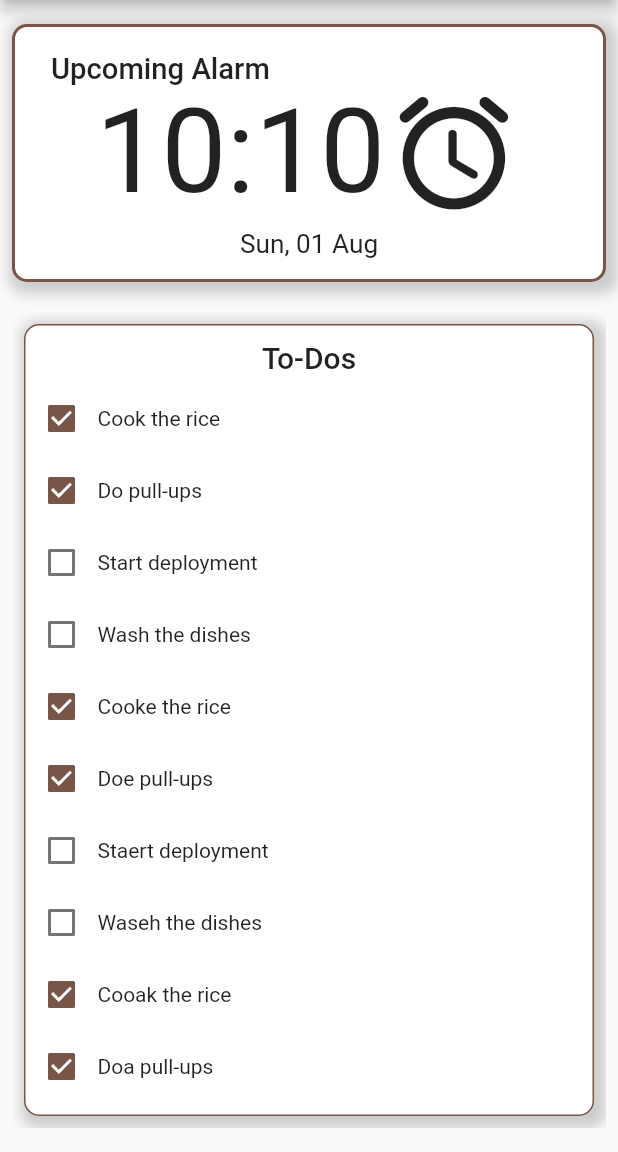
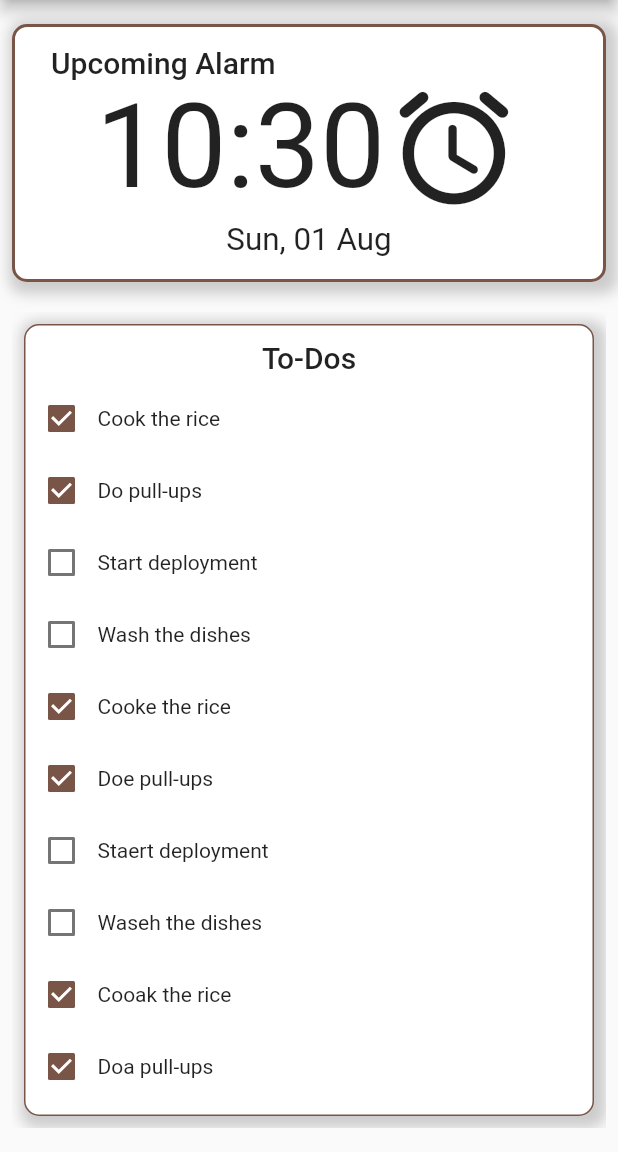
Before and after one commit to arnoldd98/keeo_app, a Flutter app: the screen it shows after launch, on a phone screen of 412 x 824 dp, the part 84-1236 px from its top. Run offline on Flutter 3.47's test engine with Material 2 defaults, Android fonts, the phone set to English and light mode, and no system bars; our stand-ins replace charts_flutter.

Commit message:
Added change alarm clock time functionality

```diff
--- a/lib/Alarm/AlarmClock.dart
+++ b/lib/Alarm/AlarmClock.dart
@@ -1,4 +1,5 @@
 import 'package:flutter/material.dart';
+import 'package:keeo_app/KeeoTheme.dart';
 
 class AlarmClock extends StatefulWidget {
   const AlarmClock({Key? key}) : super(key: key);
--- a/lib/Alarm/EditAlarmPage.dart
+++ b/lib/Alarm/EditAlarmPage.dart
@@ -0,0 +1,36 @@
+import 'package:flutter/material.dart';
+import 'package:keeo_app/KeeoTheme.dart';
+
+class EditAlarmPage extends StatefulWidget {
+  const EditAlarmPage({Key? key}) : super(key: key);
+
+  @override
+  _EditAlarmPageState createState() => _EditAlarmPageState();
+}
+
+class _EditAlarmPageState extends State<EditAlarmPage> {
+  @override
+  Widget build(BuildContext context) {
+    return Scaffold(appBar: KeeoTheme.keeoAppBar(),
+    body: Center(
+      child: Container(
+        padding: const EdgeInsets.symmetric(vertical: 16, horizontal: 8),
+        child: Column(
+          children: [
+            Hero(
+              tag: KeeoTheme.ALARM_CLOCK_ICON_HERO_TAG,
+              child: FittedBox(
+                fit: BoxFit.fitHeight,
+                child: Icon(
+                  Icons.access_alarm_rounded,
+                  size: 150,
+                ),
+              ),
+            ),
+
+          ],
+        ),
+      ),
+    ),);
+  }
+}
--- /dev/null
+++ b/lib/Alarm/UpcomingAlarmsCard.dart
@@ -0,0 +1,168 @@
+import 'package:flutter/material.dart';
+import 'package:keeo_app/KeeoTheme.dart';
+
+class UpcomingAlarmsCard extends StatefulWidget {
+  DateTime alarmDateTime;
+
+  UpcomingAlarmsCard({required this.alarmDateTime});
+
+  @override
+  _UpcomingAlarmsCardState createState() => _UpcomingAlarmsCardState();
+}
+
+class _UpcomingAlarmsCardState extends State<UpcomingAlarmsCard> {
+  @override
+  Widget build(BuildContext context) {
+    const List<String> _months = [
+      'month0',
+      'Jan',
+      'Feb',
+      'Mar',
+      'Apr',
+      'May',
+      'Jun',
+      'Jul',
+      'Aug',
+      'Sep',
+      'Oct',
+      'Nov',
+      'Dec'
+    ];
+
+    const List<String> _days = [
+      'day0',
+      'Mon',
+      'Tues',
+      'Wed',
+      'Thurs',
+      'Fri',
+      'Sat',
+      'Sun'
+    ];
+
+    BoxDecoration borderDecoration = BoxDecoration(
+        color: Colors.white,
+        border: Border.all(color: Theme.of(context).accentColor, width: 2),
+        borderRadius: BorderRadius.all(Radius.circular(10)),
+        boxShadow: [
+          BoxShadow(
+              color: Colors.grey.withOpacity(0.5),
+              spreadRadius: 5,
+              blurRadius: 7,
+              offset: Offset(3, 3))
+        ]);
+
+    return Container(
+        width: double.infinity,
+        decoration: borderDecoration,
+        child: LimitedBox(
+          maxHeight: MediaQuery.of(context).size.height * 0.225,
+          child: Padding(
+            padding: const EdgeInsets.all(8.0),
+            child: Column(
+              children: [
+                Flexible(
+                  flex: 1,
+                  child: Padding(
+                    padding: EdgeInsets.only(left: 16, top: 4, right: 0),
+                    child: Row(
+                      mainAxisAlignment: MainAxisAlignment.start,
+                      children: [
+                        FittedBox(
+                          fit: BoxFit.fitHeight,
+                          child: Text('Upcoming Alarm',
+                              style: Theme.of(context).textTheme.headline6),
+                        ),
+                      ],
+                    ),
+                  ),
+                ),
+                Flexible(
+                  flex: 3,
+                  child: InkWell(
+                      child: Row(
+                        mainAxisAlignment: MainAxisAlignment.center,
+                        children: [
+                          FittedBox(
+                            fit: BoxFit.fitHeight,
+                            child: Text(
+                              widget.alarmDateTime.hour.toString() +
+                                  ':' +
+                                  (widget.alarmDateTime.minute < 10
+                                      ? '0' +
+                                          widget.alarmDateTime.minute.toString()
+                                      : widget.alarmDateTime.minute.toString()),
+                              style: TextStyle(fontSize: 80),
+                            ),
+                          ),
+                          Hero(
+                            tag: KeeoTheme.ALARM_CLOCK_ICON_HERO_TAG,
+                            child: FittedBox(
+                              fit: BoxFit.fitHeight,
+                              child: Icon(
+                                Icons.access_alarm_rounded,
+                                size: 100,
+                              ),
+                            ),
+                          ),
+                        ],
+                      ),
+                      onTap: () {
+                        Future<TimeOfDay?> selectedTimeFuture = showTimePicker(
+                            context: context, initialTime: TimeOfDay.now());
+                        selectedTimeFuture.then((newTimeValue) {
+                          if (newTimeValue == null)
+                            return;
+                          else
+                            newTimeValue = newTimeValue;
+                          DateTime newAlarmTime =
+                              _handleSelectAlarmTime(newTimeValue);
+                          setState(() {
+                            widget.alarmDateTime = newAlarmTime;
+                          });
+                        });
+                      }),
+                ),
+                Flexible(
+                  flex: 1,
+                  child: Padding(
+                    padding: const EdgeInsets.symmetric(vertical: 3),
+                    child: FittedBox(
+                      fit: BoxFit.fitHeight,
+                      child: Text(
+                        _days[widget.alarmDateTime.weekday] +
+                            ', ' +
+                            (widget.alarmDateTime.day < 10
+                                ? '0' + widget.alarmDateTime.day.toString()
+                                : widget.alarmDateTime.day.toString()) +
+                            ' ' +
+                            _months[widget.alarmDateTime.month],
+                        style: Theme.of(context).textTheme.headline5,
+                      ),
+                    ),
+                  ),
+                )
+              ],
+            ),
+          ),
+        ));
+  }
+
+  DateTime _handleSelectAlarmTime(TimeOfDay newTimeValue) {
+    double doubleNewTime =
+        newTimeValue.hour.toDouble() + (newTimeValue.minute.toDouble() / 60);
+    double doubleNowTime = TimeOfDay.now().hour.toDouble() +
+        (TimeOfDay.now().minute.toDouble() / 60);
+    bool isAfterNow = doubleNewTime - doubleNowTime > 0;
+    DateTime currentDateTime = DateTime.now();
+
+    if (isAfterNow) {
+      return new DateTime(currentDateTime.year, currentDateTime.month,
+          currentDateTime.day, newTimeValue.hour, newTimeValue.minute);
+    } else {
+      DateTime nextDayDateTime = currentDateTime.add(new Duration(days: 1));
+      return new DateTime(nextDayDateTime.year, nextDayDateTime.month,
+          nextDayDateTime.day, newTimeValue.hour, newTimeValue.minute);
+    }
+  }
+}
--- a/lib/KeeoTheme.dart
+++ b/lib/KeeoTheme.dart
@@ -12,5 +12,22 @@ class KeeoTheme {
             blurRadius: 7,
             offset: const Offset(3, 3))
       ]);
+
+  static PreferredSizeWidget keeoAppBar() {
+    return AppBar(
+      title: const Text(KeeoTheme.keeoTitle),
+      actions: <Widget>[
+        PopupMenuButton(itemBuilder: (BuildContext context) {
+          return {'Settings', 'About Keeo'}.map((String choice) {
+            return PopupMenuItem<String>(
+              child: Text(choice),
+              value: choice,
+            );
+          }).toList();
+        })
+      ],
+    );
+  }
   static const String keeoTitle = 'Keeo';
+  static const String ALARM_CLOCK_ICON_HERO_TAG = 'Upcoming Alarms Card';
 }
--- a/lib/UpcomingAlarmsCard.dart
+++ /dev/null
@@ -1,135 +0,0 @@
-import 'package:flutter/material.dart';
-
-class UpcomingAlarmsCard extends StatelessWidget {
-  final DateTime alarmDateTime;
-
-  const UpcomingAlarmsCard({required this.alarmDateTime});
-
-  @override
-  Widget build(BuildContext context) {
-    const List<String> _months = [
-      'month0',
-      'Jan',
-      'Feb',
-      'Mar',
-      'Apr',
-      'May',
-      'Jun',
-      'Jul',
-      'Aug',
-      'Sep',
-      'Oct',
-      'Nov',
-      'Dec'
-    ];
-
-    const List<String> _days = [
-      'day0',
-      'Mon',
-      'Tues',
-      'Wed',
-      'Thurs',
-      'Fri',
-      'Sat',
-      'Sun'
-    ];
-
-    BoxDecoration borderDecoration = BoxDecoration(
-        color: Colors.white,
-        border: Border.all(color: Theme
-            .of(context)
-            .accentColor, width: 2),
-        borderRadius: BorderRadius.all(Radius.circular(10)),
-        boxShadow: [
-          BoxShadow(
-              color: Colors.grey.withOpacity(0.5),
-              spreadRadius: 5,
-              blurRadius: 7,
-              offset: Offset(3, 3))
-        ]);
-
-    return Container(
-        width: double.infinity,
-        decoration: borderDecoration,
-        child: LimitedBox(
-          maxHeight: MediaQuery
-              .of(context)
-              .size
-              .height * 0.225,
-          child: Padding(
-            padding: const EdgeInsets.all(8.0),
-            child: Column(
-              children: [
-                Flexible(
-                  flex: 1,
-                  child: Padding(
-                    padding: EdgeInsets.only(left: 16, top: 8, right: 0),
-                    child: Row(
-                      mainAxisAlignment: MainAxisAlignment.start,
-                      children: [
-                        FittedBox(
-                          fit: BoxFit.fitHeight,
-                          child: Text('Upcoming Alarm',
-                              style: Theme
-                                  .of(context)
-                                  .textTheme
-                                  .headline6),
-                        ),
-                      ],
-                    ),
-                  ),
-                ),
-                Flexible(
-                  flex: 3,
-                  child: Row(
-                    mainAxisAlignment: MainAxisAlignment.center,
-                    children: [
-                      FittedBox(
-                        fit: BoxFit.fitHeight,
-                        child: Text(
-                          alarmDateTime.hour.toString() +
-                              ':' +
-                              (alarmDateTime.hour < 10
-                                  ? '0' + alarmDateTime.hour.toString()
-                                  : alarmDateTime.hour.toString()),
-                          style: TextStyle(fontSize: 80),
-                        ),
-                      ),
-                      FittedBox(
-                        fit: BoxFit.fitHeight,
-                        child: Icon(
-                          Icons.access_alarm_rounded,
-                          size: 100,
-                        ),
-                      ),
-                    ],
-                  ),
-                ),
-                Flexible(
-                  flex: 1,
-                  child: Padding(
-                    padding: const EdgeInsets.symmetric(vertical: 5),
-                    child: FittedBox(
-                      fit: BoxFit.fitHeight,
-                      child: Text(
-                        _days[alarmDateTime.weekday] +
-                            ', ' +
-                            (alarmDateTime.day < 10
-                                ? '0' + alarmDateTime.day.toString()
-                                : alarmDateTime.day.toString()) +
-                            ' ' +
-                            _months[alarmDateTime.month],
-                        style: Theme
-                            .of(context)
-                            .textTheme
-                            .headline5,
-                      ),
-                    ),
-                  ),
-                )
-              ],
-            ),
-          ),
-        ));
-  }
-}
--- a/lib/main.dart
+++ b/lib/main.dart
@@ -4,7 +4,7 @@ import 'package:keeo_app/KeeoTheme.dart';
 import 'package:keeo_app/SleepJournalEntry.dart';
 import 'package:keeo_app/SleepMetricsPage.dart';
 import 'package:keeo_app/ToDoList.dart';
-import 'package:keeo_app/UpcomingAlarmsCard.dart';
+import 'package:keeo_app/Alarm/UpcomingAlarmsCard.dart';
 
 void main() {
   runApp(MyApp());
@@ -33,7 +33,7 @@ class _HomePageState extends State<HomePage> {
   Widget build(BuildContext context) {
     return SafeArea(
       child: Scaffold(
-        appBar: _keeoAppBar(),
+        appBar: KeeoTheme.keeoAppBar(),
         body: Center(
             child: Column(
           children: [
@@ -93,19 +93,19 @@ class _HomePageState extends State<HomePage> {
     );
   }
 
-  PreferredSizeWidget _keeoAppBar() {
-    return AppBar(
-      title: const Text(KeeoTheme.keeoTitle),
-      actions: <Widget>[
-        PopupMenuButton(itemBuilder: (BuildContext context) {
-          return {'Settings', 'About Keeo'}.map((String choice) {
-            return PopupMenuItem<String>(
-              child: Text(choice),
-              value: choice,
-            );
-          }).toList();
-        })
-      ],
-    );
-  }
+  // PreferredSizeWidget _keeoAppBar() {
+  //   return AppBar(
+  //     title: const Text(KeeoTheme.keeoTitle),
+  //     actions: <Widget>[
+  //       PopupMenuButton(itemBuilder: (BuildContext context) {
+  //         return {'Settings', 'About Keeo'}.map((String choice) {
+  //           return PopupMenuItem<String>(
+  //             child: Text(choice),
+  //             value: choice,
+  //           );
+  //         }).toList();
+  //       })
+  //     ],
+  //   );
+  // }
 }
```
Also changed, not shown: 1 other file.
